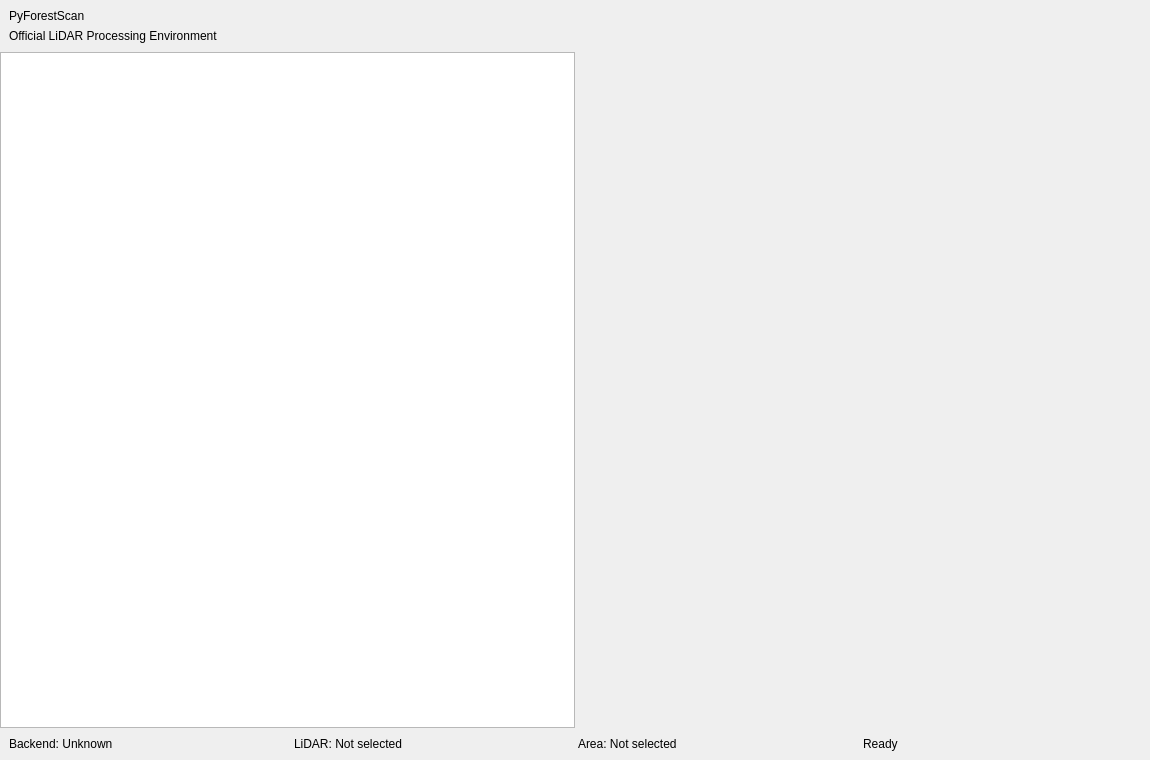
First picture: the form in pyforestscan_qgis/ui/forms/mission_control.ui, repository sticholas/pyforestscan-qgis, before the edit.
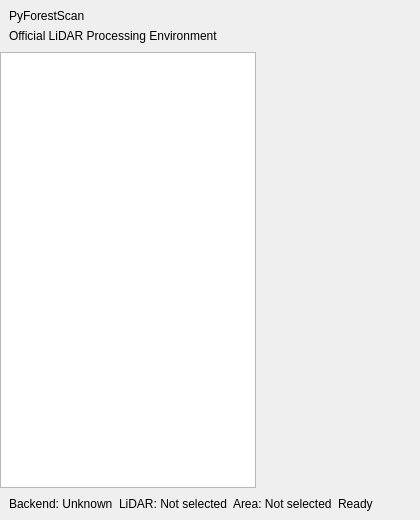
Second picture: the form after the edit.

```diff
--- a/pyforestscan_qgis/ui/forms/mission_control.ui
+++ b/pyforestscan_qgis/ui/forms/mission_control.ui
@@ -4,8 +4,8 @@
  <widget class="QWidget" name="MissionControlRoot">
   <property name="minimumSize">
    <size>
-    <width>1150</width>
-    <height>760</height>
+    <width>420</width>
+    <height>520</height>
    </size>
   </property>
   <layout class="QVBoxLayout" name="rootLayout">
```
